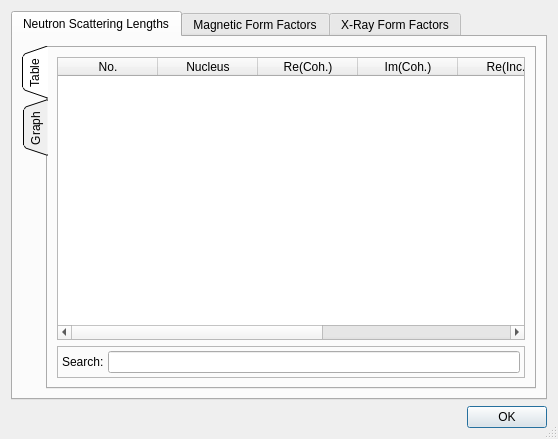
Above: ui/formfactors.ui from tweber-ill/frm_mirror-takin1 before the change. Below: the same form after it.
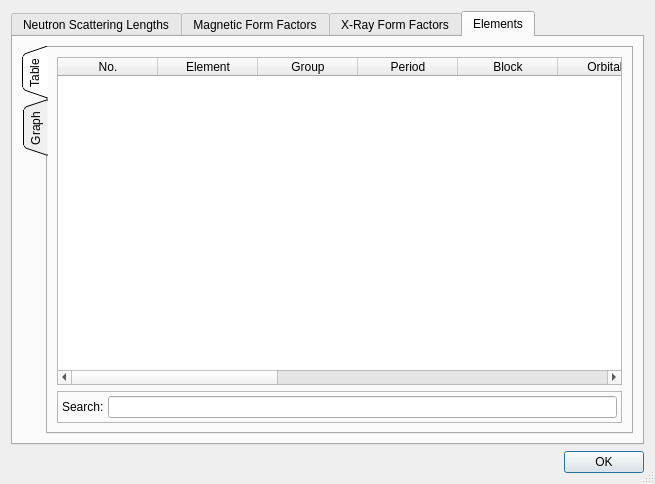
That is the form after the change. The open tabs and pages were chosen to show the change. Custom widgets are drawn as their Qt base class.

Commit message: added elements tab

The edit to the form file:
```diff
--- a/ui/formfactors.ui
+++ b/ui/formfactors.ui
@@ -6,8 +6,8 @@
    <rect>
     <x>0</x>
     <y>0</y>
-    <width>558</width>
-    <height>439</height>
+    <width>655</width>
+    <height>484</height>
    </rect>
   </property>
   <property name="windowTitle">
@@ -439,6 +439,257 @@
        </item>
       </layout>
      </widget>
+     <widget class="QWidget" name="tab_3">
+      <attribute name="title">
+       <string>Elements</string>
+      </attribute>
+      <layout class="QGridLayout" name="gridLayout_19">
+       <item row="0" column="0">
+        <widget class="QTabWidget" name="tabEl">
+         <property name="tabPosition">
+          <enum>QTabWidget::West</enum>
+         </property>
+         <property name="tabShape">
+          <enum>QTabWidget::Triangular</enum>
+         </property>
+         <property name="currentIndex">
+          <number>0</number>
+         </property>
+         <widget class="QWidget" name="tab_6">
+          <attribute name="title">
+           <string>Table</string>
+          </attribute>
+          <layout class="QGridLayout" name="gridLayout_15">
+           <item row="3" column="0" colspan="2">
+            <widget class="QFrame" name="frame_6">
+             <property name="sizePolicy">
+              <sizepolicy hsizetype="Preferred" vsizetype="Fixed">
+               <horstretch>0</horstretch>
+               <verstretch>0</verstretch>
+              </sizepolicy>
+             </property>
+             <property name="frameShape">
+              <enum>QFrame::StyledPanel</enum>
+             </property>
+             <property name="frameShadow">
+              <enum>QFrame::Plain</enum>
+             </property>
+             <layout class="QGridLayout" name="gridLayout_16">
+              <property name="margin">
+               <number>4</number>
+              </property>
+              <property name="spacing">
+               <number>4</number>
+              </property>
+              <item row="1" column="1">
+               <widget class="QLineEdit" name="editElemSearch"/>
+              </item>
+              <item row="1" column="0">
+               <widget class="QLabel" name="label_6">
+                <property name="text">
+                 <string>Search:</string>
+                </property>
+               </widget>
+              </item>
+             </layout>
+            </widget>
+           </item>
+           <item row="0" column="0" rowspan="2" colspan="2">
+            <widget class="QTableWidget" name="tableElems">
+             <property name="sizePolicy">
+              <sizepolicy hsizetype="Expanding" vsizetype="Expanding">
+               <horstretch>3</horstretch>
+               <verstretch>0</verstretch>
+              </sizepolicy>
+             </property>
+             <property name="alternatingRowColors">
+              <bool>true</bool>
+             </property>
+             <property name="selectionBehavior">
+              <enum>QAbstractItemView::SelectRows</enum>
+             </property>
+             <property name="sortingEnabled">
+              <bool>true</bool>
+             </property>
+             <attribute name="verticalHeaderVisible">
+              <bool>false</bool>
+             </attribute>
+             <column>
+              <property name="text">
+               <string>No.</string>
+              </property>
+             </column>
+             <column>
+              <property name="text">
+               <string>Element</string>
+              </property>
+             </column>
+             <column>
+              <property name="text">
+               <string>Group</string>
+              </property>
+             </column>
+             <column>
+              <property name="text">
+               <string>Period</string>
+              </property>
+             </column>
+             <column>
+              <property name="text">
+               <string>Block</string>
+              </property>
+             </column>
+             <column>
+              <property name="text">
+               <string>Orbitals</string>
+              </property>
+             </column>
+             <column>
+              <property name="text">
+               <string>Mass</string>
+              </property>
+             </column>
+             <column>
+              <property name="text">
+               <string>Radius (cov.)</string>
+              </property>
+             </column>
+             <column>
+              <property name="text">
+               <string>Radius (vdW)</string>
+              </property>
+             </column>
+             <column>
+              <property name="text">
+               <string>e- Ionisation</string>
+              </property>
+             </column>
+             <column>
+              <property name="text">
+               <string>e- Affinity</string>
+              </property>
+             </column>
+             <column>
+              <property name="text">
+               <string>Melting</string>
+              </property>
+             </column>
+             <column>
+              <property name="text">
+               <string>Boiling</string>
+              </property>
+             </column>
+            </widget>
+           </item>
+          </layout>
+         </widget>
+         <widget class="QWidget" name="tab_7">
+          <attribute name="title">
+           <string>Graph</string>
+          </attribute>
+          <layout class="QGridLayout" name="gridLayout_17">
+           <item row="0" column="1" rowspan="2">
+            <widget class="QwtPlot" name="plotElems">
+             <property name="sizePolicy">
+              <sizepolicy hsizetype="Preferred" vsizetype="Preferred">
+               <horstretch>3</horstretch>
+               <verstretch>0</verstretch>
+              </sizepolicy>
+             </property>
+            </widget>
+           </item>
+           <item row="1" column="0">
+            <spacer name="verticalSpacer_3">
+             <property name="orientation">
+              <enum>Qt::Vertical</enum>
+             </property>
+             <property name="sizeHint" stdset="0">
+              <size>
+               <width>20</width>
+               <height>276</height>
+              </size>
+             </property>
+            </spacer>
+           </item>
+           <item row="0" column="0">
+            <widget class="QFrame" name="frame_7">
+             <property name="sizePolicy">
+              <sizepolicy hsizetype="Preferred" vsizetype="Preferred">
+               <horstretch>0</horstretch>
+               <verstretch>0</verstretch>
+              </sizepolicy>
+             </property>
+             <property name="frameShape">
+              <enum>QFrame::StyledPanel</enum>
+             </property>
+             <layout class="QGridLayout" name="gridLayout_18">
+              <property name="margin">
+               <number>4</number>
+              </property>
+              <property name="spacing">
+               <number>4</number>
+              </property>
+              <item row="1" column="0">
+               <widget class="QRadioButton" name="radioElemRadCov">
+                <property name="text">
+                 <string>Radius (cov.)</string>
+                </property>
+               </widget>
+              </item>
+              <item row="0" column="0">
+               <widget class="QRadioButton" name="radioElemMass">
+                <property name="text">
+                 <string>Mass</string>
+                </property>
+                <property name="checked">
+                 <bool>true</bool>
+                </property>
+               </widget>
+              </item>
+              <item row="2" column="0">
+               <widget class="QRadioButton" name="radioElemRadVdW">
+                <property name="text">
+                 <string>Radius (vdW)</string>
+                </property>
+               </widget>
+              </item>
+              <item row="3" column="0">
+               <widget class="QRadioButton" name="radioElemIon">
+                <property name="text">
+                 <string>e- Ionisation</string>
+                </property>
+               </widget>
+              </item>
+              <item row="4" column="0">
+               <widget class="QRadioButton" name="radioElemAffin">
+                <property name="text">
+                 <string>e- Affinity</string>
+                </property>
+               </widget>
+              </item>
+              <item row="5" column="0">
+               <widget class="QRadioButton" name="radioElemMelt">
+                <property name="text">
+                 <string>Melting Temp.</string>
+                </property>
+               </widget>
+              </item>
+              <item row="6" column="0">
+               <widget class="QRadioButton" name="radioElemBoil">
+                <property name="text">
+                 <string>Boiling Temp.</string>
+                </property>
+               </widget>
+              </item>
+             </layout>
+            </widget>
+           </item>
+          </layout>
+         </widget>
+        </widget>
+       </item>
+      </layout>
+     </widget>
     </widget>
    </item>
    <item row="1" column="0">
```
Left out of the diff: 19 changed lines with no effect on the pictures. The commit also changes 3 other files.
